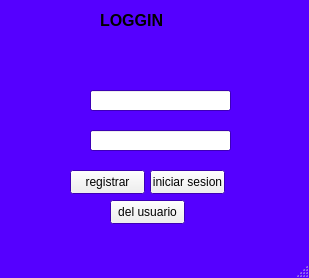
Above: gestor_apps/interfaz_1/loggin.ui from AgustinDelgadoEstevez04/Repositorio_Dam_Tarde_Aerolaser before the change. Below: the same form after it.
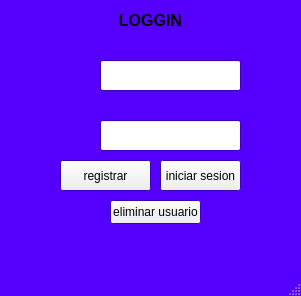
That is the form after the change. Icons and pictures are not drawn.

The edit to the form file:
```diff
--- a/gestor_apps/interfaz_1/loggin.ui
+++ b/gestor_apps/interfaz_1/loggin.ui
@@ -6,8 +6,8 @@
    <rect>
     <x>0</x>
     <y>0</y>
-    <width>309</width>
-    <height>278</height>
+    <width>301</width>
+    <height>296</height>
    </rect>
   </property>
   <property name="palette">
@@ -63,10 +63,10 @@
    <widget class="QPushButton" name="iniciar">
     <property name="geometry">
      <rect>
-      <x>150</x>
-      <y>170</y>
-      <width>75</width>
-      <height>24</height>
+      <x>160</x>
+      <y>160</y>
+      <width>81</width>
+      <height>31</height>
      </rect>
     </property>
     <property name="text">
@@ -76,10 +76,10 @@
    <widget class="QPushButton" name="registrar">
     <property name="geometry">
      <rect>
-      <x>70</x>
-      <y>170</y>
-      <width>75</width>
-      <height>24</height>
+      <x>60</x>
+      <y>160</y>
+      <width>91</width>
+      <height>31</height>
      </rect>
     </property>
     <property name="text">
@@ -89,20 +89,20 @@
    <widget class="QLineEdit" name="usuario">
     <property name="geometry">
      <rect>
-      <x>90</x>
-      <y>90</y>
+      <x>100</x>
+      <y>60</y>
       <width>141</width>
-      <height>21</height>
+      <height>31</height>
      </rect>
     </property>
    </widget>
    <widget class="QLineEdit" name="contrasena">
     <property name="geometry">
      <rect>
-      <x>90</x>
-      <y>130</y>
+      <x>100</x>
+      <y>120</y>
       <width>141</width>
-      <height>21</height>
+      <height>31</height>
      </rect>
     </property>
     <property name="text">
@@ -115,10 +115,10 @@
    <widget class="QLabel" name="imagen">
     <property name="geometry">
      <rect>
-      <x>30</x>
-      <y>91</y>
+      <x>40</x>
+      <y>60</y>
       <width>51</width>
-      <height>20</height>
+      <height>31</height>
      </rect>
     </property>
     <property name="text">
@@ -134,10 +134,10 @@
    <widget class="QLabel" name="imagen1">
     <property name="geometry">
      <rect>
-      <x>30</x>
-      <y>130</y>
+      <x>40</x>
+      <y>120</y>
       <width>51</width>
-      <height>21</height>
+      <height>31</height>
      </rect>
     </property>
     <property name="text">
@@ -153,7 +153,7 @@
    <widget class="QLabel" name="titulo">
     <property name="geometry">
      <rect>
-      <x>100</x>
+      <x>90</x>
       <y>0</y>
       <width>121</width>
       <height>41</height>
@@ -172,18 +172,21 @@
     <property name="text">
      <string>LOGGIN</string>
     </property>
+    <property name="alignment">
+     <set>Qt::AlignmentFlag::AlignCenter</set>
+    </property>
    </widget>
    <widget class="QPushButton" name="eliminar">
     <property name="geometry">
      <rect>
       <x>110</x>
       <y>200</y>
-      <width>75</width>
+      <width>91</width>
       <height>24</height>
      </rect>
     </property>
     <property name="text">
-     <string>del usuario</string>
+     <string>eliminar usuario</string>
     </property>
    </widget>
   </widget>
```
Left out of the diff: 2 changed lines with no effect on the pictures.
